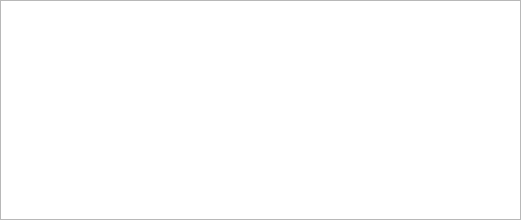
Old version of the form screens/configuration/interpolationselectorwidget.ui in the repository CantonHackerAndMakerPlace/BigBattleBoxUI.
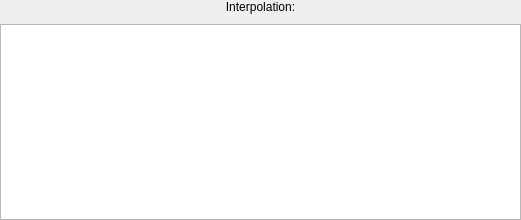
New version of the form.

What changed in the file:
```diff
--- a/screens/configuration/interpolationselectorwidget.ui
+++ b/screens/configuration/interpolationselectorwidget.ui
@@ -32,13 +32,22 @@
    <item row="0" column="0">
     <layout class="QGridLayout" name="gridLayout">
      <property name="spacing">
-      <number>0</number>
+      <number>10</number>
      </property>
-     <item row="0" column="0">
+     <item row="1" column="0">
       <widget class="QListWidget" name="interpolationSelector">
        <property name="styleSheet">
-        <string notr="true">
-</string>
+        <string notr="true"/>
+       </property>
+      </widget>
+     </item>
+     <item row="0" column="0">
+      <widget class="QLabel" name="label">
+       <property name="text">
+        <string>Interpolation:</string>
+       </property>
+       <property name="alignment">
+        <set>Qt::AlignCenter</set>
        </property>
       </widget>
      </item>
```
